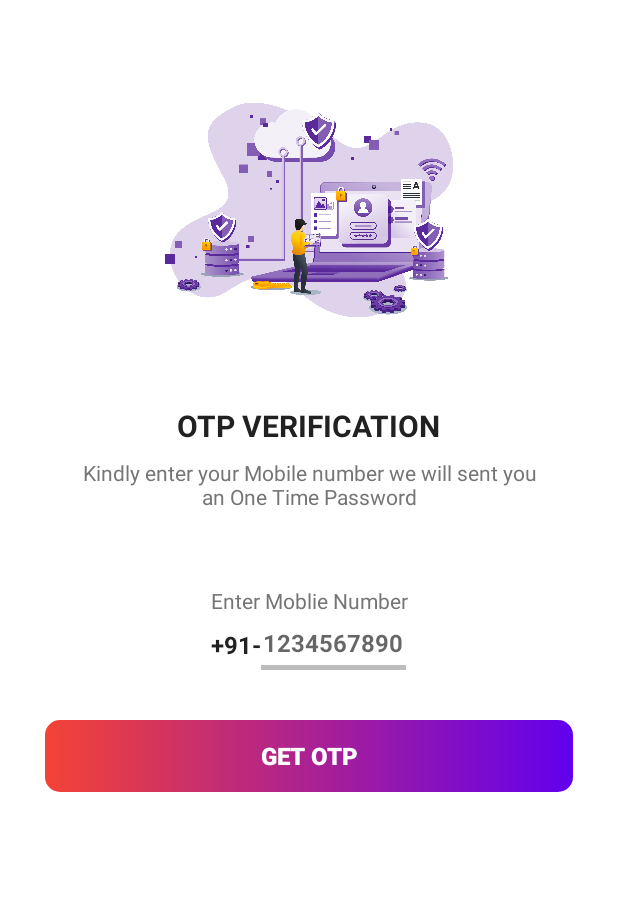
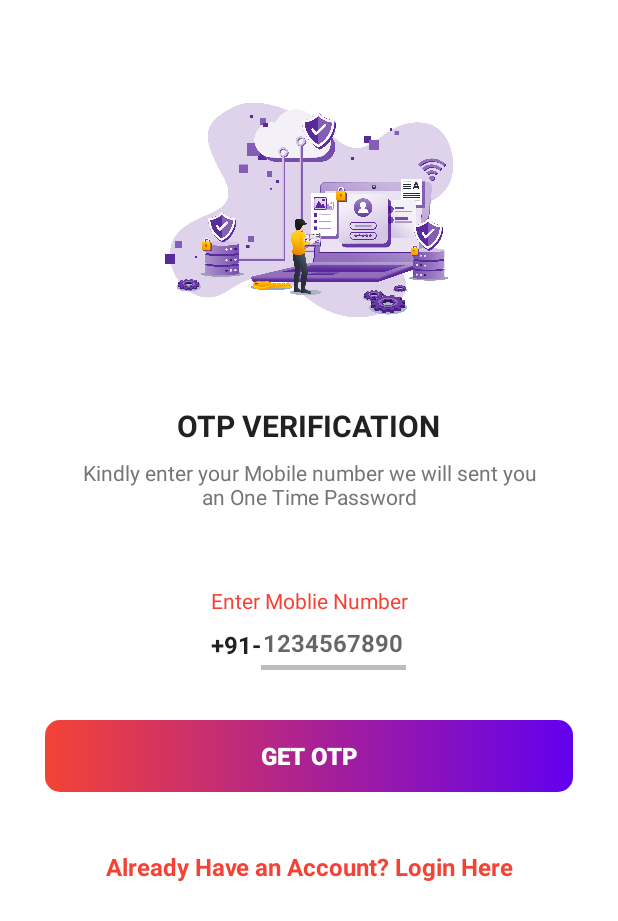
Before and after one commit to kv0871916/InPhoMeet, an Android app: the SendOTPActivity screen opened directly, with no data from a screen before it, on a phone screen of 412 x 824 dp. Shown: the top 921 px of the screen. Run offline under Robolectric (Android 15) with nearby library versions, the phone set to English and light mode, and no system bars; our stand-ins replace Firebase (no records; nobody signed in at launch, a user with empty details on screens opened directly); Roboto replaces fonts that are not available here; 1 statement that could not run was skipped.

Commit message:
found the real cause of error

```diff
--- a/app/src/main/java/com/android/inphomeet/MainLoginActivity.java
+++ b/app/src/main/java/com/android/inphomeet/MainLoginActivity.java
@@ -46,7 +46,7 @@ public class MainLoginActivity extends AppCompatActivity {
         btnPhone.setOnClickListener(new View.OnClickListener() {
             @Override
             public void onClick(View view) {
-                Intent intent = new Intent(getApplicationContext(),ELoginActivity.class);
+                Intent intent = new Intent(getApplicationContext(),SendOTPActivity.class);
                 startActivity(intent);
             }
         });
--- a/app/src/main/res/layout/activity_send_o_t_p.xml
+++ b/app/src/main/res/layout/activity_send_o_t_p.xml
@@ -50,7 +50,7 @@
         android:layout_marginEnd="30dp"
         android:gravity="center"
         android:text="@string/enter_moblie_number"
-        android:textColor="@color/colorTextSecondary"
+        android:textColor="@color/colorAccent"
         android:textSize="14sp">
 
     </TextView>
@@ -123,5 +123,15 @@
             android:visibility="gone">
         </ProgressBar>
     </FrameLayout>
+    <TextView
+        android:layout_width="wrap_content"
+        android:layout_height="40dp"
+        android:text="@string/already_have_an_account_login_here"
+        android:textColor="@color/colorAccent"
+        android:textSize="16sp"
+        android:textStyle="bold"
+        android:gravity="center">
+
+    </TextView>
 </LinearLayout>
 </ScrollView>
```
